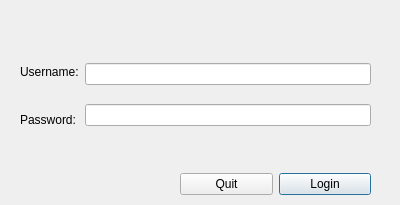
First picture: the form in Dustin/IntelligentCameraSystem/logindialog.ui, repository mocalab/ScalableVideo, before the edit.
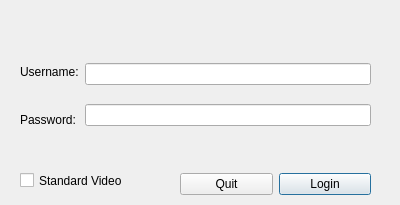
Second picture: the form after the edit.

Commit message: Upgraded camera server to stream videos from file; can now use standard videos in experiment

```diff
--- a/Dustin/IntelligentCameraSystem/logindialog.ui
+++ b/Dustin/IntelligentCameraSystem/logindialog.ui
@@ -89,6 +89,19 @@
     </item>
    </layout>
   </widget>
+  <widget class="QCheckBox" name="cbStandardVideo">
+   <property name="geometry">
+    <rect>
+     <x>20</x>
+     <y>170</y>
+     <width>121</width>
+     <height>21</height>
+    </rect>
+   </property>
+   <property name="text">
+    <string>Standard Video</string>
+   </property>
+  </widget>
  </widget>
  <resources/>
  <connections/>
```
The commit also changes 30 other files.
